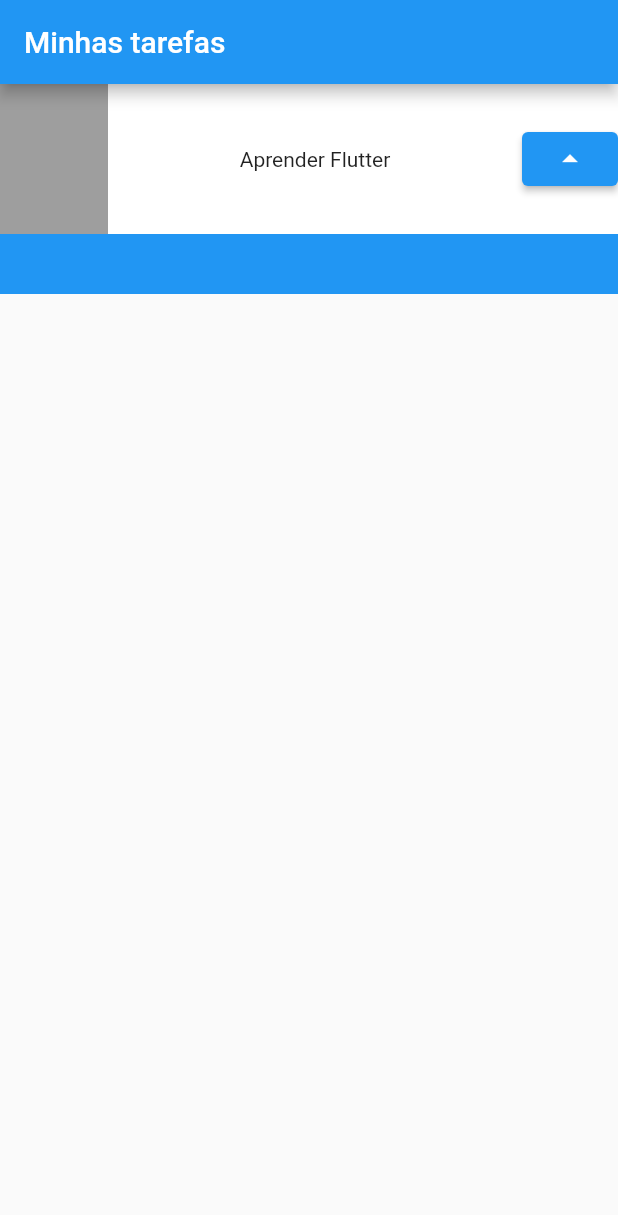
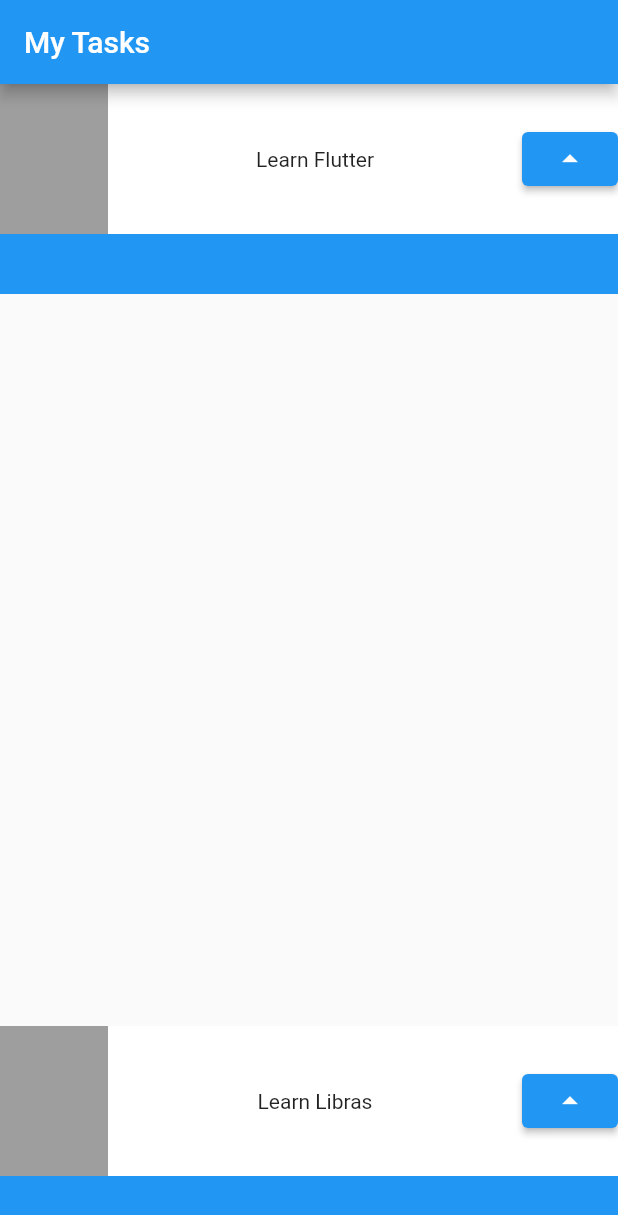
Before and after one commit to matheusvictor/my_app, a Flutter app: the screen it shows after launch, on a phone screen of 412 x 824 dp. Shown: the top 1215 px of the screen. Run offline on Flutter 3.47's test engine with Material 2 defaults, Android fonts, the phone set to English and light mode, and no system bars.

Commit message:
feat/wip: create class to task's card

```diff
--- a/lib/main.dart
+++ b/lib/main.dart
@@ -15,8 +15,25 @@ class MyApp extends StatelessWidget {
           primarySwatch: Colors.blue,
         ),
         home: Scaffold(
-          appBar: AppBar(title: Text('Minhas tarefas')),
-          body: Container(
+            appBar: AppBar(title: Text('My Tasks')),
+            body: Column(
+              mainAxisAlignment: MainAxisAlignment.spaceBetween,
+              children: [
+                Task('Learn Flutter'),
+                Task('Learn Libras'),
+              ],
+            )));
+  }
+}
+
+class Task extends StatelessWidget {
+  final String taskName;
+
+  const Task(this.taskName, {Key? key}) : super(key: key);
+
+  @override
+  Widget build(BuildContext context) {
+    return Container(
       child: Stack(
         children: [
           Container(
@@ -30,14 +47,14 @@ class MyApp extends StatelessWidget {
               mainAxisAlignment: MainAxisAlignment.spaceBetween,
               children: [
                 Container(color: Colors.grey, width: 72, height: 100),
-                      Text('Aprender Flutter'),
-                      ElevatedButton(onPressed: (){}, child: Icon(Icons.arrow_drop_up))
+                Text(taskName),
+                ElevatedButton(
+                    onPressed: () {}, child: Icon(Icons.arrow_drop_up))
               ],
             ),
           )
         ],
       ),
-          ),
-        ));
+    );
   }
 }
```
Lines whose indentation alone changed are shown as unchanged.
